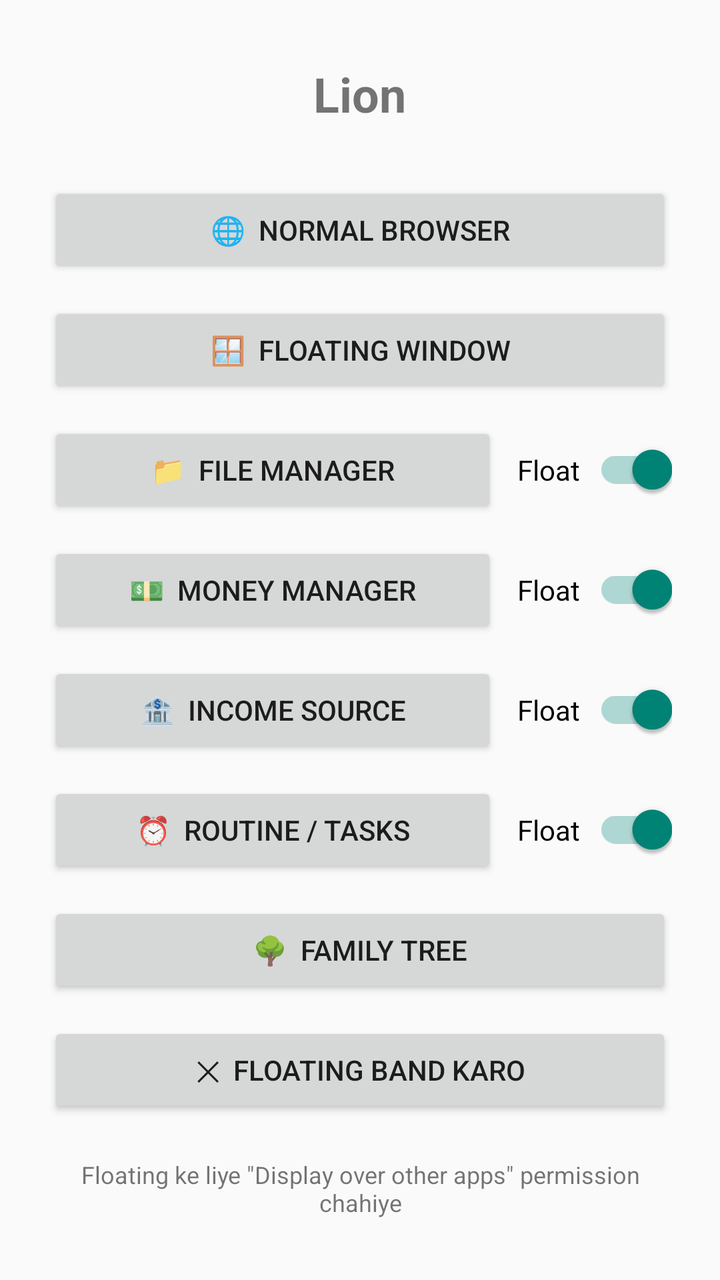
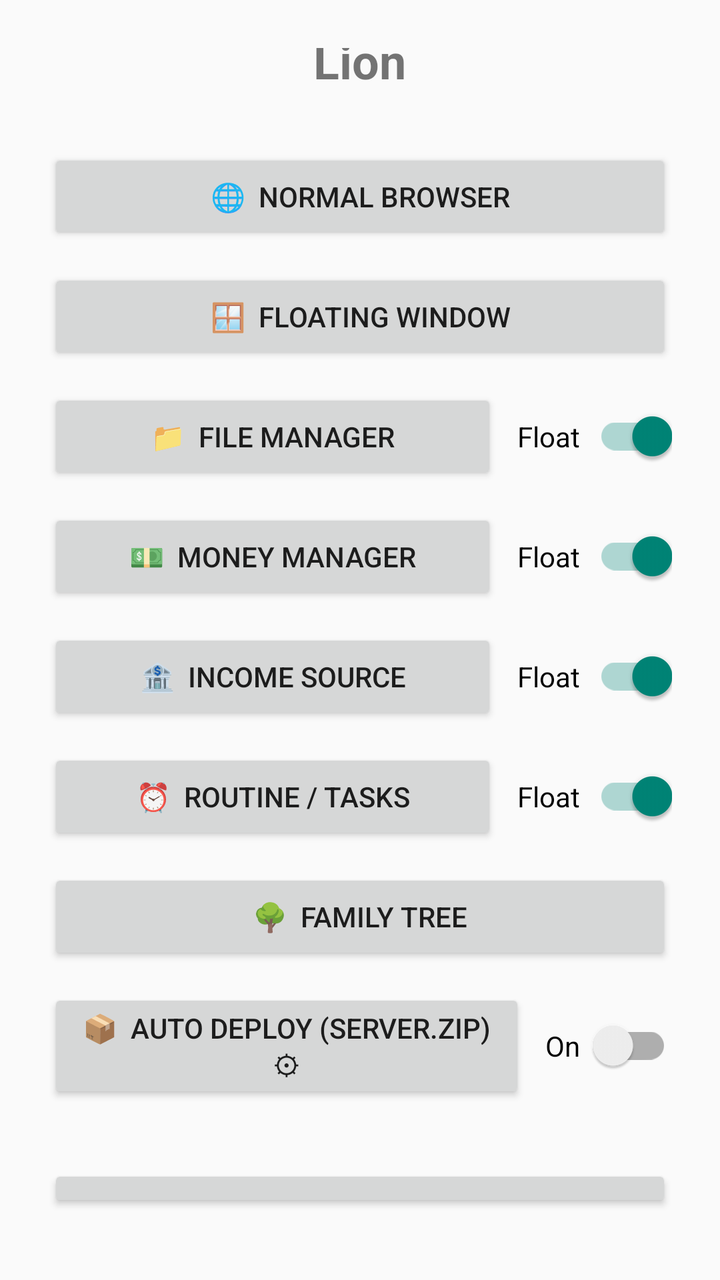

Before-and-after screenshots of an Android layout around one commit, followed by the original layout XML and the change that was made.
<!-- AndroidManifest.xml: application theme AppTheme -->
<!-- res/layout/activity_main.xml -->
<?xml version="1.0" encoding="utf-8"?>
<LinearLayout xmlns:android="http://schemas.android.com/apk/res/android"
    android:layout_width="match_parent"
    android:layout_height="match_parent"
    android:fitsSystemWindows="true"
    android:gravity="center"
    android:orientation="vertical"
    android:padding="24dp">

    <TextView
        android:layout_width="wrap_content"
        android:layout_height="wrap_content"
        android:layout_marginBottom="28dp"
        android:text="Lion"
        android:textSize="24sp"
        android:textStyle="bold" />

    <Button
        android:id="@+id/btnBrowser"
        android:layout_width="match_parent"
        android:layout_height="wrap_content"
        android:layout_marginBottom="12dp"
        android:text="🌐  Normal Browser" />

    <Button
        android:id="@+id/btnFloating"
        android:layout_width="match_parent"
        android:layout_height="wrap_content"
        android:layout_marginBottom="12dp"
        android:text="🪟  Floating Window" />

    <LinearLayout
        android:layout_width="match_parent"
        android:layout_height="wrap_content"
        android:layout_marginBottom="12dp"
        android:gravity="center_vertical"
        android:orientation="horizontal">

        <Button
            android:id="@+id/btnFiles"
            android:layout_width="0dp"
            android:layout_height="wrap_content"
            android:layout_weight="1"
            android:text="📁  File Manager" />

        <androidx.appcompat.widget.SwitchCompat
            android:id="@+id/swFiles"
            android:layout_width="wrap_content"
            android:layout_height="wrap_content"
            android:layout_marginStart="10dp"
            android:checked="true"
            android:text="Float  " />
    </LinearLayout>

    <LinearLayout
        android:layout_width="match_parent"
        android:layout_height="wrap_content"
        android:layout_marginBottom="12dp"
        android:gravity="center_vertical"
        android:orientation="horizontal">

        <Button
            android:id="@+id/btnMoney"
            android:layout_width="0dp"
            android:layout_height="wrap_content"
            android:layout_weight="1"
            android:text="💵  Money Manager" />

        <androidx.appcompat.widget.SwitchCompat
            android:id="@+id/swMoney"
            android:layout_width="wrap_content"
            android:layout_height="wrap_content"
            android:layout_marginStart="10dp"
            android:checked="true"
            android:text="Float  " />
    </LinearLayout>

    <LinearLayout
        android:layout_width="match_parent"
        android:layout_height="wrap_content"
        android:layout_marginBottom="12dp"
        android:gravity="center_vertical"
        android:orientation="horizontal">

        <Button
            android:id="@+id/btnIncome"
            android:layout_width="0dp"
            android:layout_height="wrap_content"
            android:layout_weight="1"
            android:text="🏦  Income Source" />

        <androidx.appcompat.widget.SwitchCompat
            android:id="@+id/swIncome"
            android:layout_width="wrap_content"
            android:layout_height="wrap_content"
            android:layout_marginStart="10dp"
            android:checked="true"
            android:text="Float  " />
    </LinearLayout>

    <LinearLayout
        android:layout_width="match_parent"
        android:layout_height="wrap_content"
        android:layout_marginBottom="12dp"
        android:gravity="center_vertical"
        android:orientation="horizontal">

        <Button
            android:id="@+id/btnRoutine"
            android:layout_width="0dp"
            android:layout_height="wrap_content"
            android:layout_weight="1"
            android:text="⏰  Routine / Tasks" />

        <androidx.appcompat.widget.SwitchCompat
            android:id="@+id/swRoutine"
            android:layout_width="wrap_content"
            android:layout_height="wrap_content"
            android:layout_marginStart="10dp"
            android:checked="true"
            android:text="Float  " />
    </LinearLayout>

    <Button
        android:id="@+id/btnFamily"
        android:layout_width="match_parent"
        android:layout_height="wrap_content"
        android:layout_marginBottom="12dp"
        android:text="🌳  Family Tree" />

    <Button
        android:id="@+id/btnStopFloating"
        android:layout_width="match_parent"
        android:layout_height="wrap_content"
        android:text="✕  Floating band karo" />

    <TextView
        android:layout_width="wrap_content"
        android:layout_height="wrap_content"
        android:layout_marginTop="20dp"
        android:gravity="center"
        android:text="Floating ke liye &quot;Display over other apps&quot; permission chahiye"
        android:textSize="12sp" />
</LinearLayout>
<!-- resources referenced by this layout -->
<resources>
  <style name="AppTheme" parent="Theme.AppCompat.DayNight.NoActionBar" />
</resources>

<!-- the commit's change to res/layout/activity_main.xml (unified diff, before → after) -->
@@ -128,6 +128,35 @@
         android:layout_marginBottom="12dp"
         android:text="🌳  Family Tree" />
 
+    <LinearLayout
+        android:layout_width="match_parent"
+        android:layout_height="wrap_content"
+        android:layout_marginBottom="4dp"
+        android:gravity="center_vertical"
+        android:orientation="horizontal">
+
+        <Button
+            android:id="@+id/btnDeploy"
+            android:layout_width="0dp"
+            android:layout_height="wrap_content"
+            android:layout_weight="1"
+            android:text="📦  Auto Deploy (server.zip) ⚙" />
+
+        <androidx.appcompat.widget.SwitchCompat
+            android:id="@+id/swDeploy"
+            android:layout_width="wrap_content"
+            android:layout_height="wrap_content"
+            android:layout_marginStart="10dp"
+            android:text="On  " />
+    </LinearLayout>
+
+    <TextView
+        android:id="@+id/tvDeployStatus"
+        android:layout_width="match_parent"
+        android:layout_height="wrap_content"
+        android:layout_marginBottom="12dp"
+        android:textSize="11sp" />
+
     <Button
         android:id="@+id/btnStopFloating"
         android:layout_width="match_parent"
